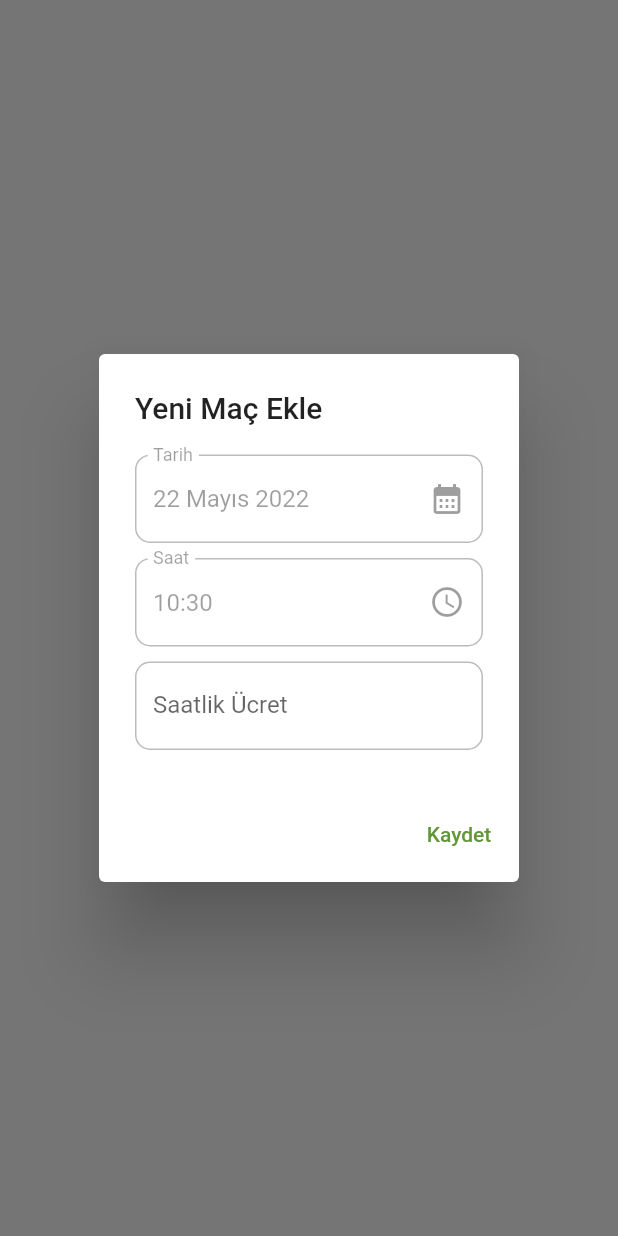
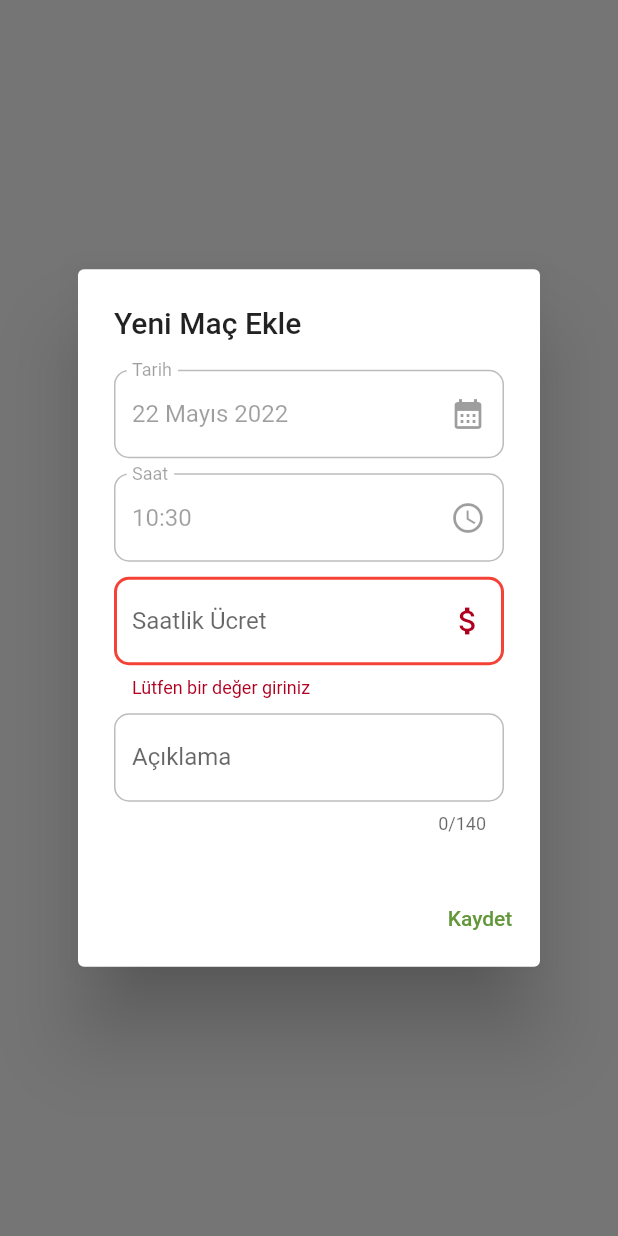
Before and after one commit to farukeskc/dokuz10_web, a Flutter app: what addNewEventDialog() shows on an empty page, opened directly with empty values, after a tap on "Kaydet", on a phone screen of 412 x 824 dp. Run offline on Flutter 3.47's test engine with Material 2 defaults, Android fonts, the phone set to English and light mode, and no system bars; our stand-ins replace cloud_firestore, firebase_auth, firebase_core; missing offline and left inert: date_util; accounts and stored records are empty; network calls fail.

Commit message:
takvim güncellemeler

```diff
--- a/lib/models/event.dart
+++ b/lib/models/event.dart
@@ -1,11 +1,13 @@
 class Event {
   DateTime date;
   int price;
+  String details;
   String field;
 
   Event({
     required this.date,
     required this.price,
+    required this.details,
     required this.field,
   });
 }
--- a/lib/widgets/add_new_event.dart
+++ b/lib/widgets/add_new_event.dart
@@ -4,21 +4,22 @@ import 'package:dokuz10_web/provider/field_provider.dart';
 import 'package:dokuz10_web/provider/my_events_provider.dart';
 import 'package:dokuz10_web/services/database.dart';
 import 'package:dokuz10_web/shared/date_to_string.dart';
-import 'package:dokuz10_web/widgets/time_picker.dart';
 import 'package:flutter/material.dart';
-// import 'package:intl/intl.dart';
+import 'package:flutter/services.dart';
 import 'package:provider/provider.dart';
 
 Future<void> addNewEventDialog(
   BuildContext context,
   DateTime? date,
-  TimeOfDay time,
 ) async {
   TextEditingController _datePickerController = TextEditingController();
   TextEditingController _timePickerController = TextEditingController();
-  _datePickerController.text = dateToString(date!);
+  final _formKey = GlobalKey<FormState>();
+  TimeOfDay time = TimeOfDay(hour: date!.hour, minute: date.minute);
+  _datePickerController.text = dateToString(date);
   _timePickerController .text = time.format(context);
   int? price;
+  String? details;
   return showDialog<void>(
     context: context,
     barrierDismissible: true,
@@ -28,7 +29,11 @@ Future<void> addNewEventDialog(
       final auth = Provider.of<UserModel>(context);
       return AlertDialog(
         title: const Text('Yeni Maç Ekle'),
-        content: Column(
+        content: SizedBox(
+          width: 260,
+          child: Form(
+            key: _formKey,
+            child: Column(
               mainAxisSize: MainAxisSize.min,
               children: [
                 GestureDetector(
@@ -71,24 +76,50 @@ Future<void> addNewEventDialog(
                 const SizedBox(
                   height: 10,
                 ),
-            TextField(
+                TextFormField(
                   decoration: authInputDecoration.copyWith(
-                  label: const Text('Saatlik Ücret')),
+                      label: const Text('Saatlik Ücret'),
+                      suffixIcon: const Icon(Icons.attach_money),
+                  ),
+                  validator: (value) {
+                    if (value == null || value.isEmpty) {
+                      return 'Lütfen bir değer giriniz';
+                    }
+                    return null;
+                  },
                   keyboardType: TextInputType.number,
                   onChanged: (value) {
                     price = int.parse(value);
                   },
                 ),
+                const SizedBox(
+                  height: 10,
+                ),
+                TextFormField(
+                  decoration: authInputDecoration.copyWith(
+                      label: const Text('Açıklama')),
+                  keyboardType: TextInputType.multiline,
+                  maxLength: 140,
+                  maxLines: null,
+                  maxLengthEnforcement: MaxLengthEnforcement.enforced,
+                  onChanged: (value) {
+                    details = value;
+                  },
+                ),
               ],
+            ),
+          ),
         ),
         actions: <Widget>[
           TextButton(
             child: const Text('Kaydet'),
             onPressed: () async {
+              if(_formKey.currentState!.validate()) {
                 date = DateTime(
                     date!.year, date!.month, date!.day, time.hour, time.minute);
-              await DBS(uid: auth.uid).addNewEvent(_myEvents, date!, _fieldProvider.myFields[_fieldProvider.currentField], price!);
+                await DBS(uid: auth.uid).addNewEvent(_myEvents, date!, _fieldProvider.myFields[_fieldProvider.currentField], price!, details!);
                 Navigator.of(context).pop();
+              }
             },
           ),
         ],
--- a/lib/widgets/calendar_top_bar.dart
+++ b/lib/widgets/calendar_top_bar.dart
@@ -1,4 +1,3 @@
-import 'package:dokuz10_web/models/constants.dart';
 import 'package:flutter/material.dart';
 
 class CalendarTopBar extends StatelessWidget {
@@ -24,6 +23,7 @@ class CalendarTopBar extends StatelessWidget {
 // ignore: must_be_immutable
 class CalendarTopBarDayContainer extends StatelessWidget {
   String text;
+
   CalendarTopBarDayContainer({
     required this.text,
     Key? key,
@@ -41,7 +41,7 @@ class CalendarTopBarDayContainer extends StatelessWidget {
         ),
         decoration: BoxDecoration(
           border: Border.all(
-            color: myColor,
+            color: Theme.of(context).colorScheme.primary,
           ),
         ),
       ),
```
Also changed, not shown: lib/models/constants.dart (+10 -16 lines), lib/services/database.dart (+20 -7 lines), lib/widgets/calendar_day_pop_up.dart (+17 -19 lines), lib/widgets/calendar_left_bar.dart (deleted, +0 -54 lines), lib/widgets/day_calendar_widget.dart (+46 -12 lines). Lines whose indentation alone changed are shown as unchanged.
